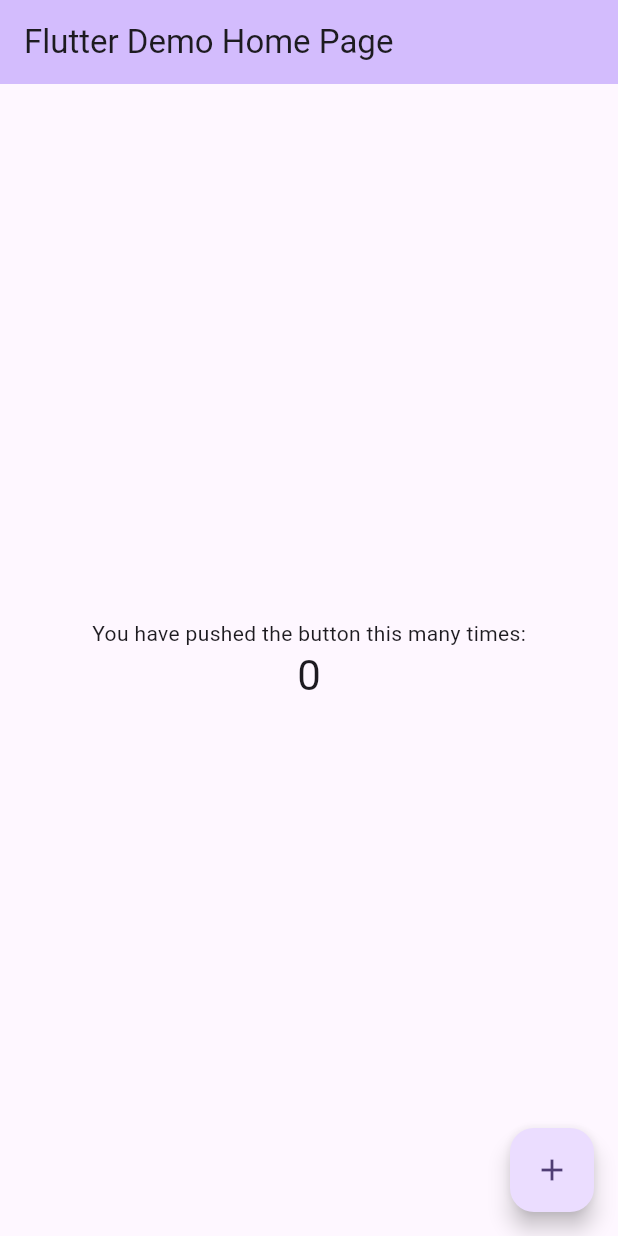
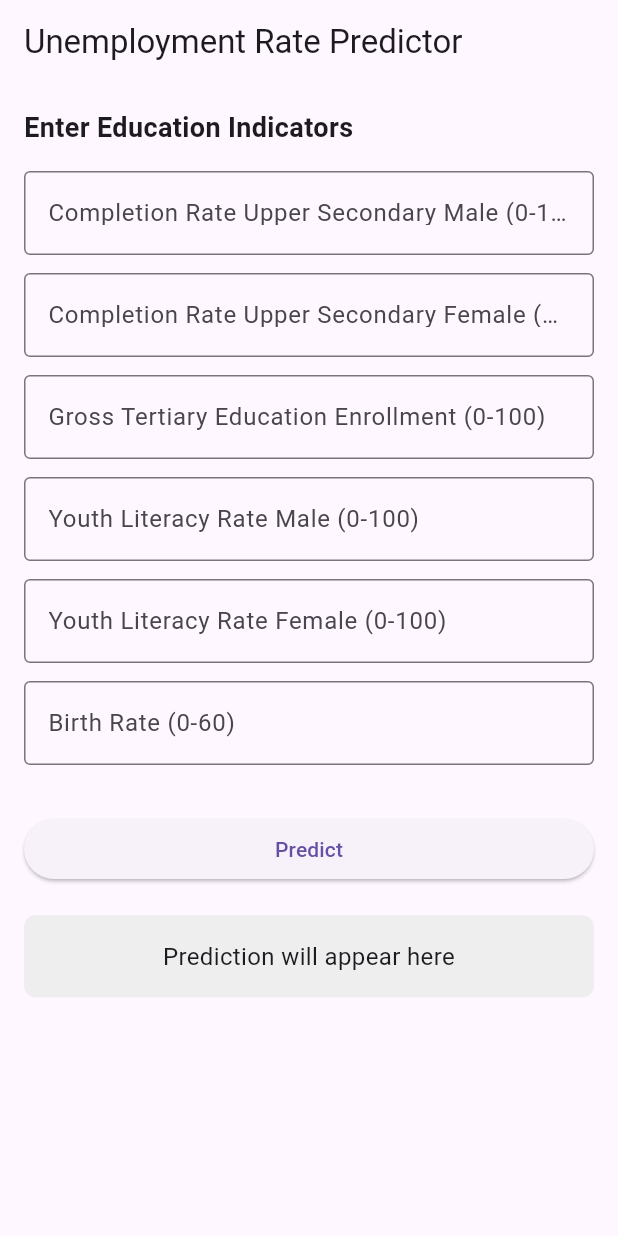
Before and after one commit to Nick-Lemy/Summative_Regression-Analysis, a Flutter app: the screen it shows after launch, on a phone screen of 412 x 824 dp. Run offline on Flutter 3.47's test engine with Material 3 defaults, Android fonts, the phone set to English and light mode, and no system bars.

Commit message:
feat: Implement Unemployment Rate Predictor with API integration

```diff
--- a/flutter_app/lib/main.dart
+++ b/flutter_app/lib/main.dart
@@ -1,4 +1,6 @@
 import 'package:flutter/material.dart';
+import 'dart:convert';
+import 'package:http/http.dart' as http;
 
 void main() {
   runApp(const MyApp());
@@ -7,116 +9,154 @@ void main() {
 class MyApp extends StatelessWidget {
   const MyApp({super.key});
 
-  // This widget is the root of your application.
   @override
   Widget build(BuildContext context) {
     return MaterialApp(
-      title: 'Flutter Demo',
-      theme: ThemeData(
-        // This is the theme of your application.
-        //
-        // TRY THIS: Try running your application with "flutter run". You'll see
-        // the application has a purple toolbar. Then, without quitting the app,
-        // try changing the seedColor in the colorScheme below to Colors.green
-        // and then invoke "hot reload" (save your changes or press the "hot
-        // reload" button in a Flutter-supported IDE, or press "r" if you used
-        // the command line to start the app).
-        //
-        // Notice that the counter didn't reset back to zero; the application
-        // state is not lost during the reload. To reset the state, use hot
-        // restart instead.
-        //
-        // This works for code too, not just values: Most code changes can be
-        // tested with just a hot reload.
-        colorScheme: ColorScheme.fromSeed(seedColor: Colors.deepPurple),
-      ),
-      home: const MyHomePage(title: 'Flutter Demo Home Page'),
+      title: 'Unemployment Predictor',
+      theme: ThemeData(primarySwatch: Colors.blue),
+      home: const PredictionPage(),
     );
   }
 }
 
-class MyHomePage extends StatefulWidget {
-  const MyHomePage({super.key, required this.title});
-
-  // This widget is the home page of your application. It is stateful, meaning
-  // that it has a State object (defined below) that contains fields that affect
-  // how it looks.
-
-  // This class is the configuration for the state. It holds the values (in this
-  // case the title) provided by the parent (in this case the App widget) and
-  // used by the build method of the State. Fields in a Widget subclass are
-  // always marked "final".
-
-  final String title;
+class PredictionPage extends StatefulWidget {
+  const PredictionPage({super.key});
 
   @override
-  State<MyHomePage> createState() => _MyHomePageState();
+  State<PredictionPage> createState() => _PredictionPageState();
 }
 
-class _MyHomePageState extends State<MyHomePage> {
-  int _counter = 0;
+class _PredictionPageState extends State<PredictionPage> {
+  final _formKey = GlobalKey<FormState>();
 
-  void _incrementCounter() {
+  final _completionMaleController = TextEditingController();
+  final _completionFemaleController = TextEditingController();
+  final _tertiaryEnrollmentController = TextEditingController();
+  final _literacyMaleController = TextEditingController();
+  final _literacyFemaleController = TextEditingController();
+  final _birthRateController = TextEditingController();
+
+  String _result = '';
+  bool _isLoading = false;
+
+  // UPDATE THIS URL after deploying to Render
+  final String apiUrl = 'https://your-app-name.onrender.com/predict';
+
+  Future<void> _predict() async {
+    if (!_formKey.currentState!.validate()) return;
+
     setState(() {
-      // This call to setState tells the Flutter framework that something has
-      // changed in this State, which causes it to rerun the build method below
-      // so that the display can reflect the updated values. If we changed
-      // _counter without calling setState(), then the build method would not be
-      // called again, and so nothing would appear to happen.
-      _counter++;
+      _isLoading = true;
+      _result = '';
+    });
+
+    try {
+      final response = await http.post(
+        Uri.parse(apiUrl),
+        headers: {'Content-Type': 'application/json'},
+        body: jsonEncode({
+          'completion_rate_upper_secondary_male': double.parse(_completionMaleController.text),
+          'completion_rate_upper_secondary_female': double.parse(_completionFemaleController.text),
+          'gross_tertiary_education_enrollment': double.parse(_tertiaryEnrollmentController.text),
+          'youth_literacy_rate_male': double.parse(_literacyMaleController.text),
+          'youth_literacy_rate_female': double.parse(_literacyFemaleController.text),
+          'birth_rate': double.parse(_birthRateController.text),
+        }),
+      );
+
+      if (response.statusCode == 200) {
+        final data = jsonDecode(response.body);
+        setState(() {
+          _result = 'Predicted Unemployment Rate: ${data['predicted_unemployment_rate']}%';
+        });
+      } else {
+        setState(() {
+          _result = 'Error: ${response.body}';
+        });
+      }
+    } catch (e) {
+      setState(() {
+        _result = 'Error: $e';
+      });
+    }
+
+    setState(() {
+      _isLoading = false;
     });
   }
 
   @override
   Widget build(BuildContext context) {
-    // This method is rerun every time setState is called, for instance as done
-    // by the _incrementCounter method above.
-    //
-    // The Flutter framework has been optimized to make rerunning build methods
-    // fast, so that you can just rebuild anything that needs updating rather
-    // than having to individually change instances of widgets.
     return Scaffold(
       appBar: AppBar(
-        // TRY THIS: Try changing the color here to a specific color (to
-        // Colors.amber, perhaps?) and trigger a hot reload to see the AppBar
-        // change color while the other colors stay the same.
-        backgroundColor: Theme.of(context).colorScheme.inversePrimary,
-        // Here we take the value from the MyHomePage object that was created by
-        // the App.build method, and use it to set our appbar title.
-        title: Text(widget.title),
+        title: const Text('Unemployment Rate Predictor'),
       ),
-      body: Center(
-        // Center is a layout widget. It takes a single child and positions it
-        // in the middle of the parent.
-        child: Column(
-          // Column is also a layout widget. It takes a list of children and
-          // arranges them vertically. By default, it sizes itself to fit its
-          // children horizontally, and tries to be as tall as its parent.
-          //
-          // Column has various properties to control how it sizes itself and
-          // how it positions its children. Here we use mainAxisAlignment to
-          // center the children vertically; the main axis here is the vertical
-          // axis because Columns are vertical (the cross axis would be
-          // horizontal).
-          //
-          // TRY THIS: Invoke "debug painting" (choose the "Toggle Debug Paint"
-          // action in the IDE, or press "p" in the console), to see the
-          // wireframe for each widget.
-          mainAxisAlignment: MainAxisAlignment.center,
-          children: <Widget>[
-            const Text('You have pushed the button this many times:'),
-            Text(
-              '$_counter',
-              style: Theme.of(context).textTheme.headlineMedium,
-            ),
-          ],
+      body: SingleChildScrollView(
+        padding: const EdgeInsets.all(16.0),
+        child: Form(
+          key: _formKey,
+          child: Column(
+            crossAxisAlignment: CrossAxisAlignment.stretch,
+            children: [
+              const Text(
+                'Enter Education Indicators',
+                style: TextStyle(fontSize: 18, fontWeight: FontWeight.bold),
+              ),
+              const SizedBox(height: 16),
+
+              _buildTextField(_completionMaleController, 'Completion Rate Upper Secondary Male (0-100)'),
+              _buildTextField(_completionFemaleController, 'Completion Rate Upper Secondary Female (0-100)'),
+              _buildTextField(_tertiaryEnrollmentController, 'Gross Tertiary Education Enrollment (0-100)'),
+              _buildTextField(_literacyMaleController, 'Youth Literacy Rate Male (0-100)'),
+              _buildTextField(_literacyFemaleController, 'Youth Literacy Rate Female (0-100)'),
+              _buildTextField(_birthRateController, 'Birth Rate (0-60)'),
+
+              const SizedBox(height: 20),
+
+              ElevatedButton(
+                onPressed: _isLoading ? null : _predict,
+                child: _isLoading
+                  ? const CircularProgressIndicator(color: Colors.white)
+                  : const Text('Predict'),
+              ),
+
+              const SizedBox(height: 20),
+
+              Container(
+                padding: const EdgeInsets.all(16),
+                decoration: BoxDecoration(
+                  color: Colors.grey[200],
+                  borderRadius: BorderRadius.circular(8),
+                ),
+                child: Text(
+                  _result.isEmpty ? 'Prediction will appear here' : _result,
+                  style: const TextStyle(fontSize: 16),
+                  textAlign: TextAlign.center,
+                ),
+              ),
+            ],
+          ),
         ),
       ),
-      floatingActionButton: FloatingActionButton(
-        onPressed: _incrementCounter,
-        tooltip: 'Increment',
-        child: const Icon(Icons.add),
-      ), // This trailing comma makes auto-formatting nicer for build methods.
+    );
+  }
+
+  Widget _buildTextField(TextEditingController controller, String label) {
+    return Padding(
+      padding: const EdgeInsets.only(bottom: 12),
+      child: TextFormField(
+        controller: controller,
+        keyboardType: TextInputType.number,
+        decoration: InputDecoration(
+          labelText: label,
+          border: const OutlineInputBorder(),
+        ),
+        validator: (value) {
+          if (value == null || value.isEmpty) return 'Required';
+          if (double.tryParse(value) == null) return 'Enter a valid number';
+          return null;
+        },
+      ),
     );
   }
 }
--- a/flutter_app/pubspec.yaml
+++ b/flutter_app/pubspec.yaml
@@ -34,6 +34,7 @@ dependencies:
   # The following adds the Cupertino Icons font to your application.
   # Use with the CupertinoIcons class for iOS style icons.
   cupertino_icons: ^1.0.8
+  http: ^1.6.0
 
 dev_dependencies:
   flutter_test:
```
Also changed, not shown: flutter_app/pubspec.lock.
